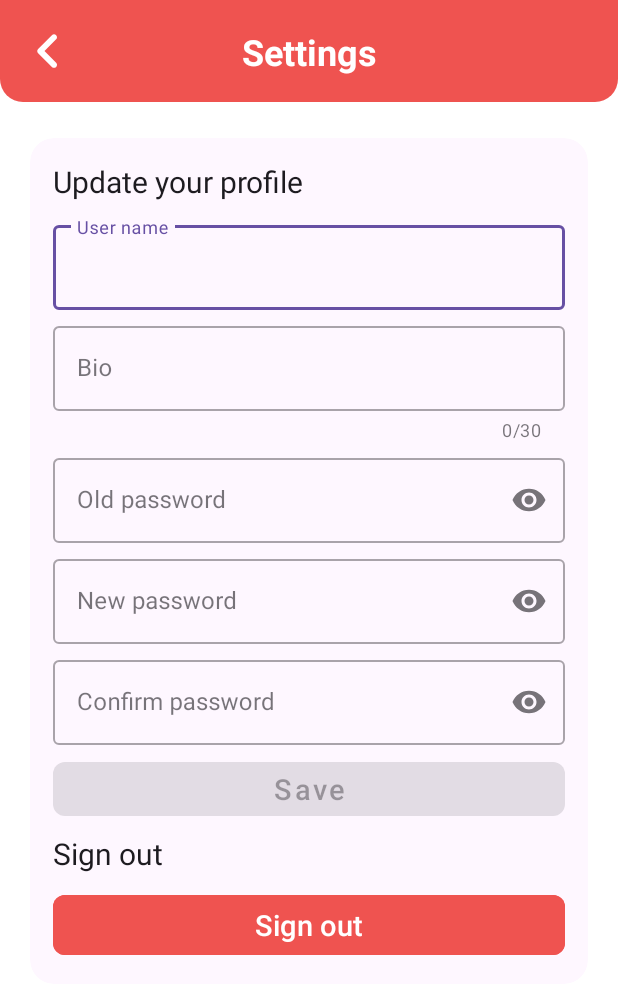
After one commit to redaOul/ToDoList_1, an Android app: the layout activity_edit_profile.xml on its own in the app's theme, with its tools: preview values and no code run, on a phone screen of 412 x 824 dp. The commit adds this screen. Shown: the top 994 px of the screen. Run offline under Robolectric (Android 15) with nearby library versions, the phone set to English and light mode, and no system bars.

Commit message:
Implement profile settings

```diff
--- a/app/build.gradle.kts
+++ b/app/build.gradle.kts
@@ -60,8 +60,8 @@ dependencies {
     androidTestImplementation("androidx.test.ext:junit:1.1.5")
     androidTestImplementation("androidx.test.espresso:espresso-core:3.5.1")
 
-    implementation("com.google.android.material:material:1.9.0")
-    implementation("androidx.cardview:cardview:1.0.0")
+    implementation("com.google.android.material:material")
+    implementation("androidx.cardview:cardview")
 
     // Firebase BoM (Bill of Materials)
     implementation(platform("com.google.firebase:firebase-bom:33.7.0"))
--- a/app/src/main/java/com/example/todolist/activity/HomeActivity.kt
+++ b/app/src/main/java/com/example/todolist/activity/HomeActivity.kt
@@ -42,7 +42,7 @@ class HomeActivity : AppCompatActivity() {
         binding.apply {
             // Set up edit profile button click
             editProfile.setOnClickListener {
-//            startActivity(Intent(this, EditProfileActivity::class.java))
+                startActivity(Intent(this@HomeActivity, EditProfileActivity::class.java))
             }
 
             // set up see all lists button click
--- /dev/null
+++ b/app/src/main/res/layout/activity_edit_profile.xml
@@ -0,0 +1,182 @@
+<?xml version="1.0" encoding="utf-8"?>
+<androidx.constraintlayout.widget.ConstraintLayout xmlns:android="http://schemas.android.com/apk/res/android"
+    xmlns:app="http://schemas.android.com/apk/res-auto"
+    android:layout_width="match_parent"
+    android:layout_height="match_parent"
+    android:background="@color/white">
+
+    <!-- Header Bar -->
+    <androidx.constraintlayout.widget.ConstraintLayout
+        android:id="@+id/headerBar"
+        android:layout_width="match_parent"
+        android:layout_height="wrap_content"
+        android:background="@drawable/header_rounded15"
+        android:paddingVertical="10dp"
+        app:layout_constraintTop_toTopOf="parent">
+
+        <ImageButton
+            android:id="@+id/backButton"
+            android:layout_width="48dp"
+            android:layout_height="48dp"
+            android:layout_marginStart="8dp"
+            android:background="?attr/selectableItemBackgroundBorderless"
+            android:contentDescription="Back"
+            android:scaleType="fitCenter"
+            android:src="@drawable/round_chevron_left_24"
+            app:layout_constraintBottom_toBottomOf="parent"
+            app:layout_constraintStart_toStartOf="parent"
+            app:layout_constraintTop_toTopOf="parent" />
+
+        <TextView
+            android:layout_width="wrap_content"
+            android:layout_height="wrap_content"
+            android:text="Settings"
+            android:textColor="@color/white"
+            android:textSize="24sp"
+            android:textStyle="bold"
+            app:layout_constraintBottom_toBottomOf="parent"
+            app:layout_constraintEnd_toEndOf="parent"
+            app:layout_constraintStart_toStartOf="parent"
+            app:layout_constraintTop_toTopOf="parent" />
+    </androidx.constraintlayout.widget.ConstraintLayout>
+
+    <!-- Main content card -->
+    <com.google.android.material.card.MaterialCardView
+        android:layout_width="match_parent"
+        android:layout_height="wrap_content"
+        android:layout_marginHorizontal="20dp"
+        android:layout_marginTop="24dp"
+        app:cardCornerRadius="16dp"
+        app:cardElevation="0dp"
+        app:strokeWidth="0dp"
+        app:layout_constraintTop_toBottomOf="@id/headerBar">
+
+        <LinearLayout
+            android:layout_width="match_parent"
+            android:layout_height="wrap_content"
+            android:orientation="vertical"
+            android:padding="15dp">
+
+            <!-- Update Profile Section -->
+            <TextView
+                android:layout_width="wrap_content"
+                android:layout_height="wrap_content"
+                android:text="Update your profile"
+                android:textAppearance="@style/TextAppearance.MaterialComponents.Headline5"
+                android:textSize="20sp"
+                android:layout_marginBottom="10dp"/>
+
+            <!-- Username Field -->
+            <com.google.android.material.textfield.TextInputLayout
+                android:layout_width="match_parent"
+                android:layout_height="wrap_content"
+                android:hint="User name"
+                style="@style/Widget.MaterialComponents.TextInputLayout.OutlinedBox"
+                android:layout_marginBottom="5dp">
+
+                <com.google.android.material.textfield.TextInputEditText
+                    android:id="@+id/usernameInput"
+                    android:layout_width="match_parent"
+                    android:layout_height="wrap_content"/>
+            </com.google.android.material.textfield.TextInputLayout>
+
+            <!-- Bio Field -->
+            <com.google.android.material.textfield.TextInputLayout
+                android:id="@+id/bioLayout"
+                android:layout_width="match_parent"
+                android:layout_height="wrap_content"
+                android:hint="Bio"
+                app:counterEnabled="true"
+                app:counterMaxLength="30"
+                style="@style/Widget.MaterialComponents.TextInputLayout.OutlinedBox"
+                android:layout_marginBottom="5dp">
+
+                <com.google.android.material.textfield.TextInputEditText
+                    android:id="@+id/bioInput"
+                    android:layout_width="match_parent"
+                    android:layout_height="wrap_content"/>
+            </com.google.android.material.textfield.TextInputLayout>
+
+            <!-- Password Section -->
+            <com.google.android.material.textfield.TextInputLayout
+                android:layout_width="match_parent"
+                android:layout_height="wrap_content"
+                android:hint="Old password"
+                app:endIconMode="password_toggle"
+                style="@style/Widget.MaterialComponents.TextInputLayout.OutlinedBox"
+                android:layout_marginBottom="5dp">
+
+                <com.google.android.material.textfield.TextInputEditText
+                    android:id="@+id/oldPasswordInput"
+                    android:layout_width="match_parent"
+                    android:layout_height="wrap_content"
+                    android:inputType="textPassword"/>
+            </com.google.android.material.textfield.TextInputLayout>
+
+            <com.google.android.material.textfield.TextInputLayout
+                android:id="@+id/newPasswordLayout"
+                android:layout_width="match_parent"
+                android:layout_height="wrap_content"
+                android:hint="New password"
+                app:endIconMode="password_toggle"
+                style="@style/Widget.MaterialComponents.TextInputLayout.OutlinedBox"
+                android:layout_marginBottom="5dp">
+
+                <com.google.android.material.textfield.TextInputEditText
+                    android:id="@+id/newPasswordInput"
+                    android:layout_width="match_parent"
+                    android:layout_height="wrap_content"
+                    android:inputType="textPassword"/>
+            </com.google.android.material.textfield.TextInputLayout>
+
+            <com.google.android.material.textfield.TextInputLayout
+                android:id="@+id/confirmPasswordLayout"
+                android:layout_width="match_parent"
+                android:layout_height="wrap_content"
+                android:hint="Confirm password"
+                app:endIconMode="password_toggle"
+                style="@style/Widget.MaterialComponents.TextInputLayout.OutlinedBox"
+                android:layout_marginBottom="5dp">
+
+                <com.google.android.material.textfield.TextInputEditText
+                    android:id="@+id/confirmPasswordInput"
+                    android:layout_width="match_parent"
+                    android:layout_height="wrap_content"
+                    android:inputType="textPassword"/>
+            </com.google.android.material.textfield.TextInputLayout>
+
+            <com.google.android.material.button.MaterialButton
+                android:id="@+id/saveButton"
+                android:layout_width="match_parent"
+                android:layout_height="wrap_content"
+                android:text="Save"
+                android:textSize="19sp"
+                android:textAllCaps="false"
+                android:layout_marginBottom="5dp"
+                android:enabled="false"
+                app:cornerRadius="8dp"
+                style="@style/Widget.MaterialComponents.Button"/>
+
+            <!-- Sign out Section -->
+            <TextView
+                android:layout_width="wrap_content"
+                android:layout_height="wrap_content"
+                android:text="Sign out"
+                android:textAppearance="@style/TextAppearance.MaterialComponents.Headline5"
+                android:textSize="20sp"
+                android:layout_marginBottom="10dp"/>
+
+            <!-- Sign Out Button -->
+            <com.google.android.material.button.MaterialButton
+                android:id="@+id/signOutButton"
+                android:layout_width="match_parent"
+                android:layout_height="wrap_content"
+                android:text="Sign out"
+                android:textSize="19sp"
+                android:textAllCaps="false"
+                android:backgroundTint="@color/red_500"
+                app:cornerRadius="8dp"/>
+
+        </LinearLayout>
+    </com.google.android.material.card.MaterialCardView>
+</androidx.constraintlayout.widget.ConstraintLayout>
```
Also changed, not shown: app/src/main/java/com/example/todolist/UserDetailsActivity.kt (deleted, +0 -71 lines), app/src/main/java/com/example/todolist/activity/EditProfileActivity.kt (added, +196 -0 lines), app/src/main/java/com/example/todolist/repository/EditProfileRepository.kt (added, +91 -0 lines).
